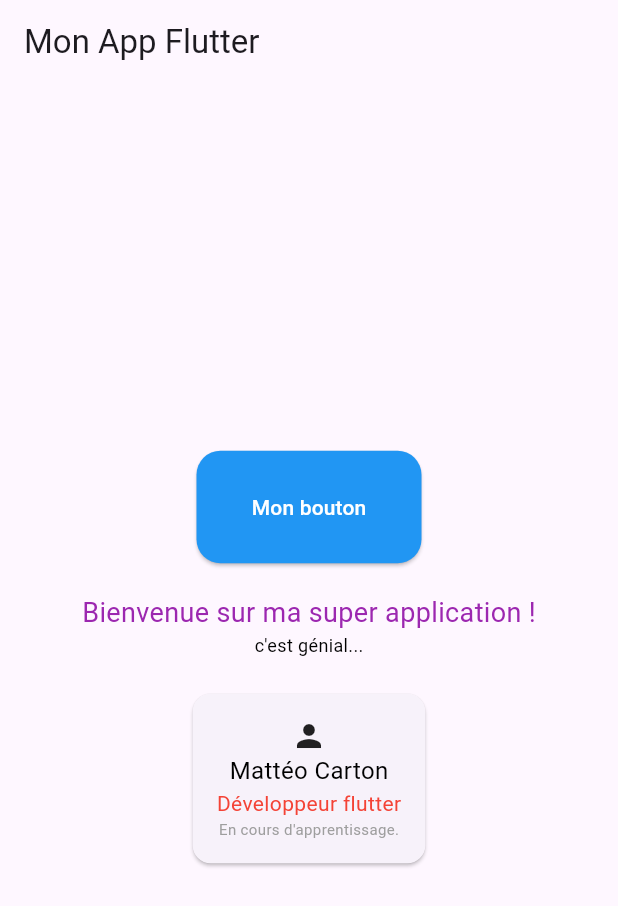
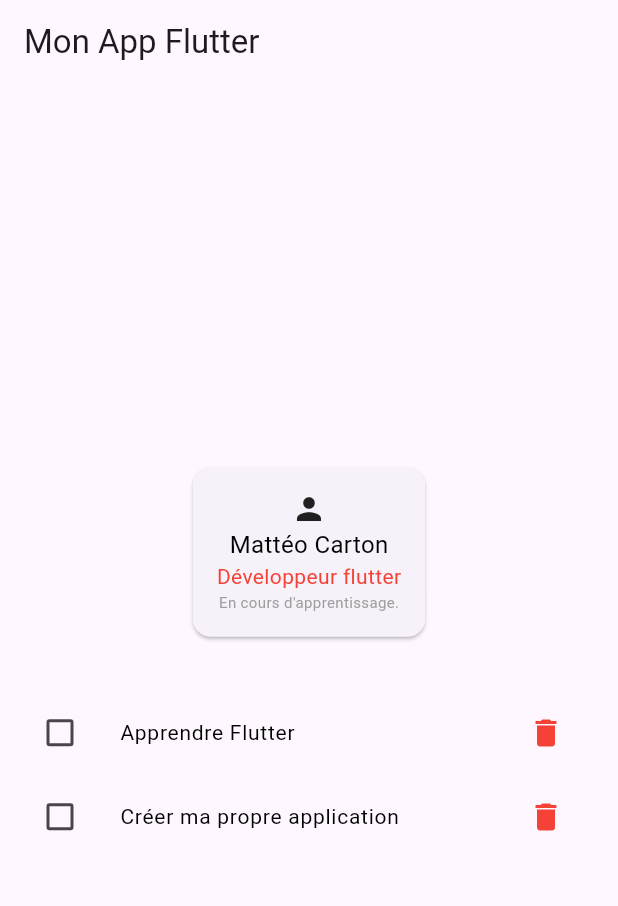
Before and after one commit to MatteoCarton2/Note-app-in-flutter, a Flutter app: the screen it shows after launch, on a phone screen of 412 x 824 dp. Shown: the top 906 px of the screen. Run offline on Flutter 3.47's test engine with Material 3 defaults, Android fonts, the phone set to English and light mode, and no system bars.

Commit message:
ex 04 créer une liste de tâches (stateless)

```diff
--- a/note_app/lib/main.dart
+++ b/note_app/lib/main.dart
@@ -9,17 +9,17 @@ class MonBouton extends StatelessWidget {
   // Propriétés
   final String text; // "final" devant car les valeurs ne changeront pas après la création du bouton
   final Color couleur; // same
-  final double taille;
+  final double size;
 
   // Constructeur
-  const MonBouton({super.key, required this.text, required this.couleur, required this.taille});
+  const MonBouton({super.key, required this.text, required this.couleur, required this.size});
 
   // Build
   @override
   Widget build(BuildContext context) {
     return SizedBox(
-      width: taille,
-      height: taille / 2,
+      width: size,
+      height: size / 2,
       child: ElevatedButton(
         onPressed: () {
           print("Bouton cliqué !");
@@ -39,12 +39,12 @@ class MonBouton extends StatelessWidget {
 // ex 2 :
 class MonTexte extends StatelessWidget {
   // Propriétés
-  final double taille;
+  final double size;
   final Color couleur;
   final String text;
 
   // Constructeur
-  const MonTexte({super.key, required this.taille, required this.couleur, required this.text});
+  const MonTexte({super.key, required this.size, required this.couleur, required this.text});
 
   // Build
   @override
@@ -52,7 +52,7 @@ class MonTexte extends StatelessWidget {
     return Text(
       text,
       style: TextStyle(
-        fontSize: taille,
+        fontSize: size,
         color: couleur,
       )
     );
@@ -79,15 +79,43 @@ class CarteProfil extends StatelessWidget {
         child: Column(
         children: [
           Icon(icone),
-          MonTexte(text: nom, couleur: Colors.black, taille: 16),
-          MonTexte(text: titre, couleur: Colors.red, taille: 14),
-          MonTexte(text: description, couleur: Colors.grey, taille: 10),
+          MonTexte(text: nom, couleur: Colors.black, size: 16),
+          MonTexte(text: titre, couleur: Colors.red, size: 14),
+          MonTexte(text: description, couleur: Colors.grey, size: 10),
         ],
       ),
       ),
     );
   }
+}
 
+// ex 04
+class ListeTaches extends StatelessWidget {
+  // propriétés
+  final String text;
+  final bool done;
+  final Function(bool?) onChanged;
+  final Function() onDelete;
+
+  // constructeur
+  const ListeTaches({super.key, required this.text, required this.done, required this.onChanged, required this.onDelete});
+
+  // build
+@override
+Widget build(BuildContext context) {
+  return ListTile(
+    leading: Checkbox(
+      value: done,
+      onChanged: onChanged,
+      ),
+    title: MonTexte(text: text, couleur: Colors.black, size: 14),
+    trailing: IconButton(
+      icon: Icon(Icons.delete),
+      onPressed: onDelete,
+      color: Colors.red,
+    ),
+  );
+}
 }
 
 class MyApp extends StatelessWidget {
@@ -104,28 +132,32 @@ class MyApp extends StatelessWidget {
           child: Column(
             mainAxisAlignment: MainAxisAlignment.center,  // Pour centrer verticalement
             children: [
-              MonBouton(
-                text: "Mon bouton",
-                couleur: Colors.blue,
-                taille: 150,
-              ),
-              SizedBox(height: 20),
-              MonTexte(
-                text: "Bienvenue sur ma super application !",
-                couleur: Colors.purple,
-                taille: 18,
-              ),
-              MonTexte(
-                text: "c'est génial...",
-                couleur: Colors.black,
-                taille: 12,
-              ),
-              SizedBox(height: 20),
               CarteProfil(
                 icone: Icons.person,
                 nom: "Mattéo Carton",
                 titre: "Développeur flutter",
                 description: "En cours d'apprentissage."
+              ),
+              SizedBox(height: 32),
+              ListeTaches(
+                text: "Apprendre Flutter",
+                done: false,
+                onChanged: (bool? value) {
+                  print("La tâche 'Apprendre Flutter' est désormais : $value");
+                },
+                onDelete: () {
+                  print("La tâche 'Apprendre Flutter' a été supprimée.");
+                },
+              ),
+               ListeTaches(
+                text: "Créer ma propre application",
+                done: false,
+                onChanged: (bool? value) {
+                  print("La tâche 'Créer ma propre application' est désormais : $value");
+                },
+                onDelete: () {
+                  print("La tâche 'Créer ma propre application' a été supprimée.");
+                },
               ),
             ],
           ),
```
